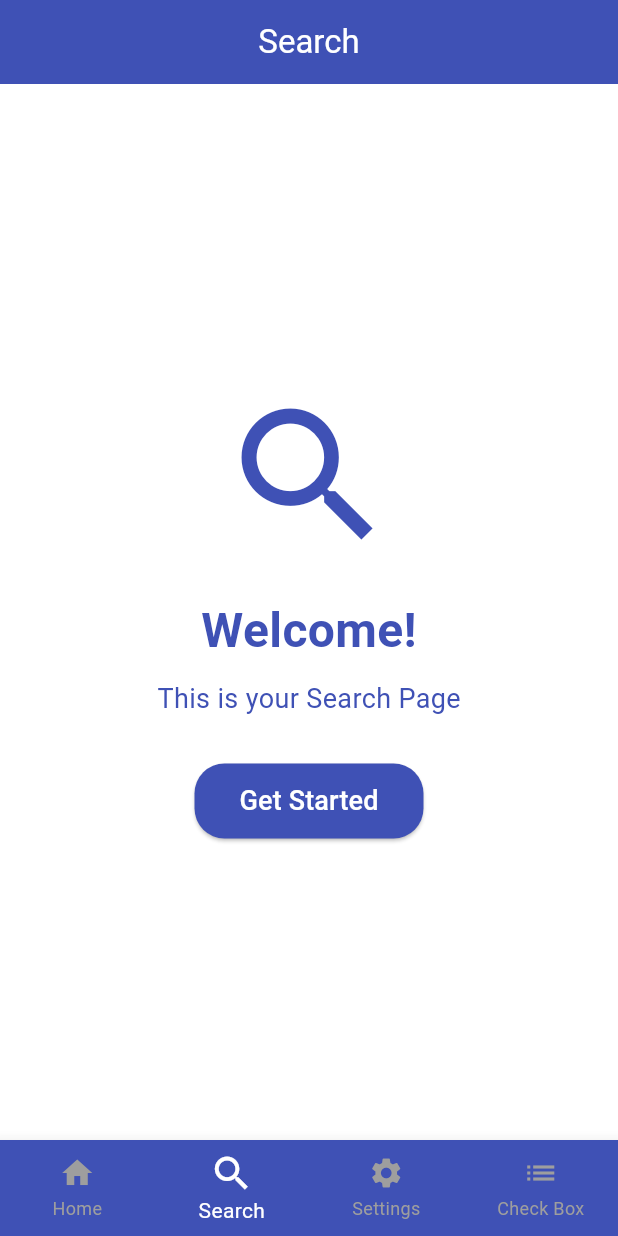
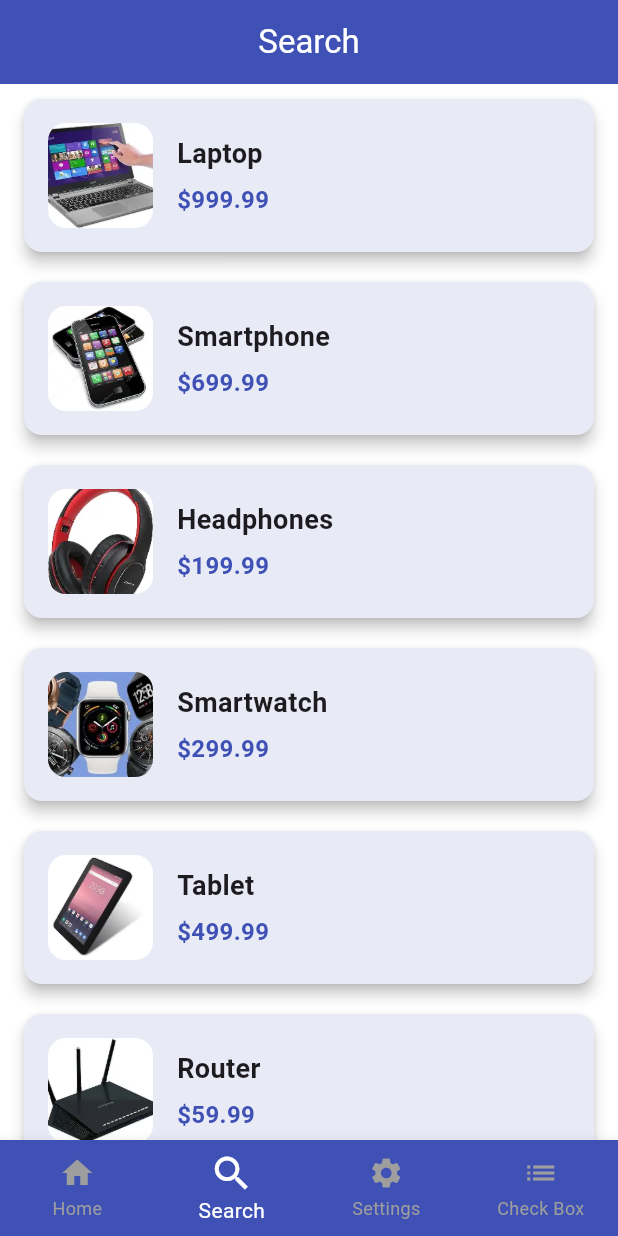
Before and after one commit to Moody20alshatri/Example_Seventh_Term_Lectures_for_flutter, a Flutter app: the screen it shows after launch, item 2 of the bottom bar chosen, on a phone screen of 412 x 824 dp. Run offline on Flutter 3.47's test engine with Material 3 defaults, Android fonts, the phone set to English and light mode, and no system bars.

Commit message:
home work 4

```diff
--- /dev/null
+++ b/lib/homework4/Home.dart
@@ -0,0 +1,74 @@
+import 'package:flutter/material.dart';
+import 'package:term_lecture_mo/homework4/Homepage.dart';
+import 'package:term_lecture_mo/homework4/Serch.dart';
+import 'package:term_lecture_mo/homework4/Setitng.dart';
+import 'package:term_lecture_mo/homework4/checkBox.dart';
+
+class HomepageNavi4 extends StatefulWidget {
+  const HomepageNavi4({super.key});
+
+  @override
+  State<HomepageNavi4> createState() => _HomepageNavi4State();
+}
+
+class _HomepageNavi4State extends State<HomepageNavi4> {
+  // variable
+  int _currentIndex = 0;
+  // list of pages
+  List<Widget> pages = [
+    Homepage4(),
+    SerachPage4(),
+    SetitngPage4(),
+    CheckboxPage4()
+  ];
+
+  // function to Title
+  String setTitle(int index) {
+    switch (index) {
+      case 0:
+        return "Home";
+      case 1:
+        return "Search";
+      case 2:
+        return "Settings";
+      case 3:
+        return "Checkbox";
+      default:
+        return "";
+    }
+  }
+  @override
+  Widget build(BuildContext context) {
+    return  Scaffold(
+      appBar: AppBar(
+        title: Text(setTitle(_currentIndex),style: TextStyle(color: Colors.white),),
+        backgroundColor: Colors.indigo,
+        centerTitle: true,
+      ),
+      body:
+         IndexedStack(
+          index: _currentIndex,
+          children: pages,
+         ),
+      bottomNavigationBar: BottomNavigationBar(
+        type: BottomNavigationBarType.fixed,
+        unselectedItemColor: Colors.grey,
+        backgroundColor: Colors.indigo,
+        selectedItemColor: Colors.white,
+        selectedIconTheme: IconThemeData(size: 30),
+        currentIndex: _currentIndex,
+        onTap: (index) {
+          setState(() {
+            _currentIndex = index;
+          });
+        },
+        items: const [
+          BottomNavigationBarItem(icon: Icon(Icons.home), label: "Home",),
+          BottomNavigationBarItem(icon: Icon(Icons.search), label: "Search"),
+          BottomNavigationBarItem(icon: Icon(Icons.settings), label: "Settings"),
+          BottomNavigationBarItem(icon: Icon(Icons.list), label: "Check Box"),
+        ],
+      ),
+    );
+  }
+}
--- /dev/null
+++ b/lib/homework4/Serch.dart
@@ -0,0 +1,80 @@
+import 'package:flutter/material.dart';
+
+class SerachPage4 extends StatelessWidget {
+  SerachPage4({super.key});
+
+  final List<product> products = [
+    product(name: "Laptop", price: 999.99, picture: "assets/images/images/laptopwebp.webp"),
+          product(name: "Smartphone", price: 699.99, picture: "assets/images/images/Smartphone.webp"),
+          product(name: "Headphones", price: 199.99, picture: "assets/images/images/Headphones.webp"),
+          product(name: "Smartwatch", price: 299.99, picture: "assets/images/images/Smartwatch.webp"),
+          product(name: "Tablet", price: 499.99, picture: "assets/images/images/Tablet.webp"),
+          product(name: "Router", price: 59.99, picture: "assets/images/images/Router.webp"),
+          product(name: "Smart TV", price: 999.99, picture: "assets/images/images/Smart.webp"),
+  ];
+
+  @override
+  Widget build(BuildContext context) {
+    return Scaffold(
+      backgroundColor: Colors.white,
+      body: SizedBox(
+        width: double.infinity,
+        // height: 400,
+        child: ListView.builder(
+          itemCount: products.length,
+          itemBuilder: (context, index) {
+           return Card(
+color: Colors.indigo.shade50,
+  elevation: 4,
+  margin: const EdgeInsets.symmetric(horizontal: 16, vertical: 10),
+  child: Padding(
+    padding: const EdgeInsets.all(16),
+    child: Row(
+      children: [
+        ClipRRect(
+          borderRadius: BorderRadius.circular(12),
+          child: Image.asset(
+            products[index].picture,
+            width: 70,
+            height: 70,
+            fit: BoxFit.cover,
+          ),
+        ),
+        const SizedBox(width: 16),
+        Column(
+          crossAxisAlignment: CrossAxisAlignment.start,
+          children: [
+            Text(
+              products[index].name,
+              style: const TextStyle(fontSize: 18, fontWeight: FontWeight.bold),
+            ),
+            const SizedBox(height: 6),
+            Text(
+              "\$${products[index].price}",
+              style: TextStyle(
+                fontSize: 16,
+                color: Colors.indigo,
+                fontWeight: FontWeight.bold,
+              ),
+            ),
+          ],
+        )
+      ],
+    ),
+  ),
+);
+
+          },
+        ),
+      ),
+    );
+  }
+}
+
+class product {
+  String name;
+  double price;
+  String picture;
+
+  product({required this.name, required this.price, required this.picture});
+}
--- a/lib/main.dart
+++ b/lib/main.dart
@@ -5,6 +5,7 @@ import 'package:term_lecture_mo/Lacture/Text%20Field%20and%20Navigation/navegato
 import 'package:term_lecture_mo/Lacture/%D8%A7%D9%88%D9%84%20%D9%85%D8%AD%D8%A7%D8%B6%D8%B1%D9%87%20%D9%84%D9%85%D9%87%D8%A7/firstLacture.dart';
 import 'package:term_lecture_mo/Lacture/%D8%A7%D9%88%D9%84%20%D9%85%D8%AD%D8%A7%D8%B6%D8%B1%D8%A9%20%D9%84%D9%84%D8%B2%D8%A8%D9%8A%D8%B1/solution_error.dart';
 import 'package:term_lecture_mo/homework2/one.dart';
+import 'package:term_lecture_mo/homework4/Home.dart';
 
 void main() {
   runApp(const Main());
@@ -16,7 +17,12 @@ class Main extends StatelessWidget {
   Widget build(BuildContext context) {
     return MaterialApp(
       debugShowCheckedModeBanner: false,
-      home: HomepageNavi(),
+      title: 'Flutter Demo',
+      theme: ThemeData(
+        primarySwatch: Colors.indigo,
+        brightness: Brightness.light,
+      ),
+      home: HomepageNavi4(),
       // Scaffold(
       //   backgroundColor: Colors.white,
       //   appBar: AppBar(
--- a/pubspec.yaml
+++ b/pubspec.yaml
@@ -60,7 +60,7 @@ flutter:
   # To add assets to your application, add an assets section, like this:
   assets:
     - assets/images/images/wallpaperflare.com_wallpaper.jpg
-  #   - images/a_dot_ham.jpeg
+    - assets/images/images/
 
   # An image asset can refer to one or more resolution-specific "variants", see
   # https://flutter.dev/to/resolution-aware-images
```
Also changed, not shown: lib/homework4/Homepage.dart (added, +70 -0 lines), lib/homework4/Setitng.dart (added, +58 -0 lines), lib/homework4/checkBox.dart (added, +58 -0 lines), assets/images/images/Headphones.webp (added), assets/images/images/Router.webp (added), assets/images/images/Smart.webp (added), assets/images/images/Smartphone.webp (added), assets/images/images/Smartwatch.webp (added), assets/images/images/Tablet.webp (added), assets/images/images/laptopwebp.webp (added).
